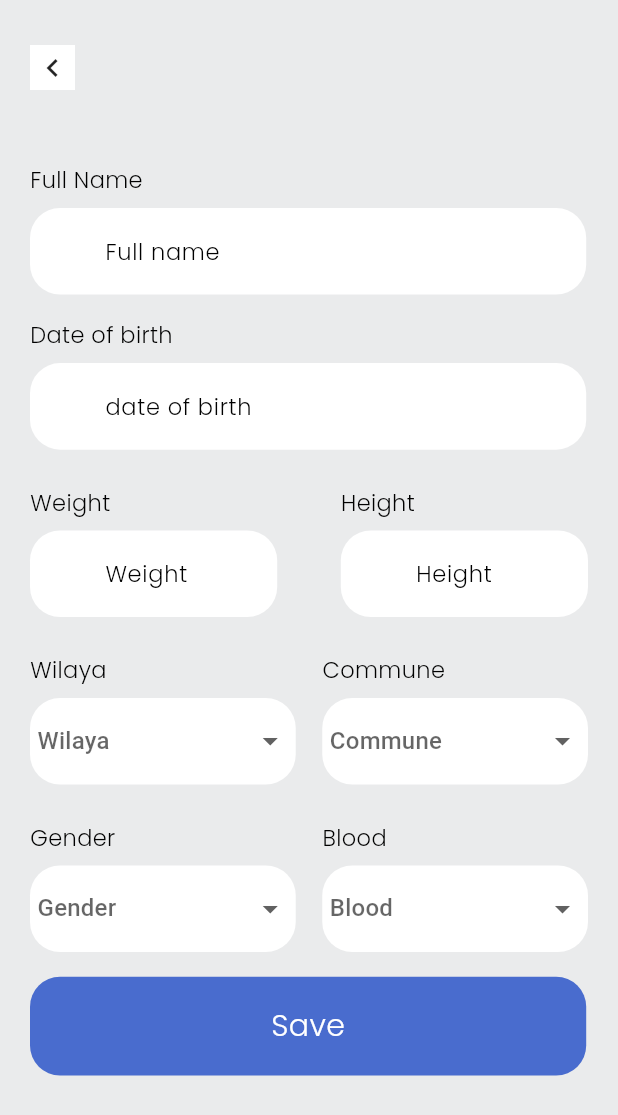
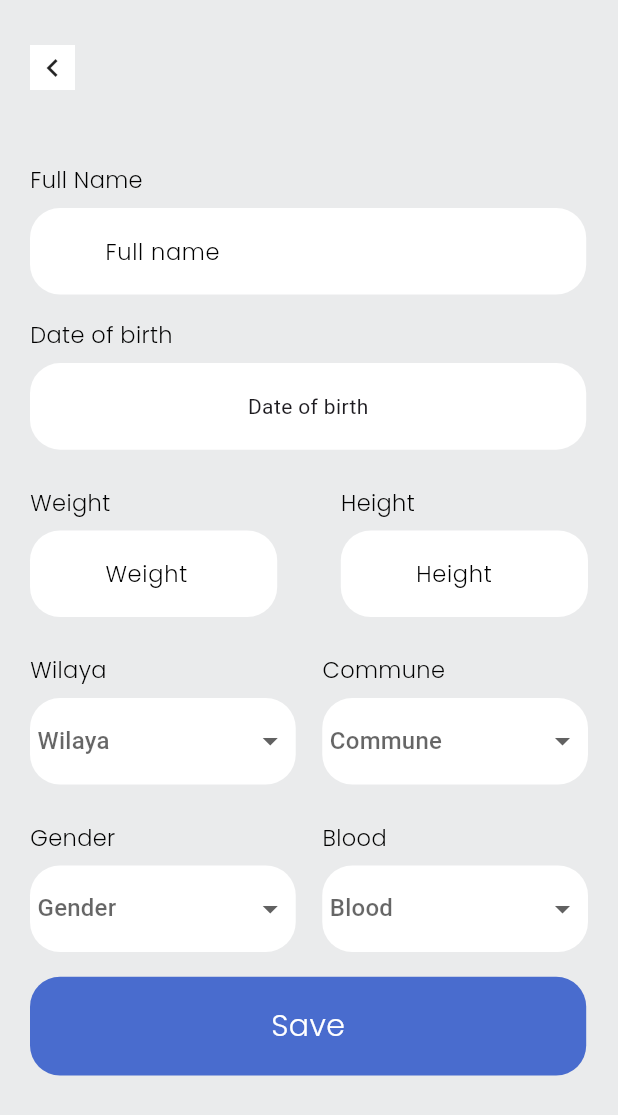
Before and after one commit to diaazg/ser2, a Flutter app: the InfoPage screen opened directly with empty values, on a phone screen of 412 x 824 dp. Shown: the top 1115 px of the screen. Run offline on Flutter 3.47's test engine with Material 3 defaults, Android fonts, the phone set to English and light mode, and no system bars; our stand-ins replace cloud_firestore, dartz, firebase_auth, firebase_core, firebase_storage, flutter_bloc and 7 more; accounts and stored records are empty.

Commit message:
new date

```diff
--- a/lib/features/auth/data/models/user_model.dart
+++ b/lib/features/auth/data/models/user_model.dart
@@ -1,3 +1,5 @@
+import 'package:cloud_firestore/cloud_firestore.dart';
+
 abstract class UserModel {
   final String? email;
   final String? password;
@@ -24,7 +26,7 @@ class UserModelLog extends UserModel {
 class UserModelInfo extends UserModel {
   final String userName;
   final String fullName;
-  final String dateOfBirth;
+  final DateTime dateOfBirth;
   final double weight;
   final double height;
   final String city;
@@ -35,9 +37,9 @@ class UserModelInfo extends UserModel {
   late String? img;
 
   UserModelInfo(
-      {
-        required this.gender, required this.blood,
-        required this.fullName,
+      {required this.gender,
+      required this.blood,
+      required this.fullName,
       required this.dateOfBirth,
       required this.weight,
       required this.height,
@@ -50,21 +52,23 @@ class UserModelInfo extends UserModel {
       this.img});
 
   factory UserModelInfo.fromJson(Map<String, dynamic> json) => UserModelInfo(
-      img:json['img'],
+      img: json['img'],
       uid: json['uid'] as String,
       email: json['email'] as String,
       password: json['password'] as String,
       fullName: json['fullName'] as String,
-      dateOfBirth: json['dateOfBirth'] as String,
+      dateOfBirth:  (json['dateOfBirth'] as Timestamp).toDate(),
       weight: json['weight'] as double,
       height: json['height'] as double,
       city: json['wilaya'] as String,
       town: json['commune'] as String,
-      userName: json['userName'] as String, gender: json['gender'] as String, blood: json['blood'] as String);
+      userName: json['userName'] as String,
+      gender: json['gender'] as String,
+      blood: json['blood'] as String);
 
   Map<String, dynamic> toJson() => {
-        'img':'',
-        'uid':uid,
+        'img': '',
+        'uid': uid,
         'email': email,
         'password': password,
         'userName': userName,
@@ -72,10 +76,10 @@ class UserModelInfo extends UserModel {
         'dateOfBirth': dateOfBirth,
         'weight': weight,
         'height': height,
-        'commune':town,
-        'wilaya':city,
-        'blood':blood,
-        'gender':gender
+        'commune': town,
+        'wilaya': city,
+        'blood': blood,
+        'gender': gender
       };
 
   List<Object?> get props => [
@@ -87,7 +91,6 @@ class UserModelInfo extends UserModel {
         dateOfBirth,
         weight,
         height,
-
         town
       ];
 }
--- a/lib/features/auth/data/repos/auth_repo_imp.dart
+++ b/lib/features/auth/data/repos/auth_repo_imp.dart
@@ -51,6 +51,7 @@ class AuthRepoImp extends AuthRepo {
       DocumentReference documentReference =
           storeInstance.collection('users').doc(uid);
       userModelReg.uid = uid;
+
       await documentReference.set(userModelReg.toJson());
       return right(userModelReg);
     } on FirebaseAuthException catch (e) {
--- a/lib/features/auth/presentation/views/add_info.dart
+++ b/lib/features/auth/presentation/views/add_info.dart
@@ -1,4 +1,5 @@
 import 'package:flutter/material.dart';
+import 'package:flutter/widgets.dart';
 import 'package:flutter_bloc/flutter_bloc.dart';
 import 'package:ser2/core/utiles/constants.dart';
 import 'package:ser2/features/auth/data/models/user_model.dart';
@@ -97,13 +98,21 @@ class _InfoPageState extends State<InfoPage> {
                                 height: size.height * 0.02,
                               ),
                               TitleWidget(size: size, title: 'Date of birth'),
-                              InfoBox(
-                                  size: size,
-                                  bloc: dateBox,
-                                  errMessage: 'Enter your date of birth',
-                                  hintText: 'date of birth',
-                                  height: 0.07,
-                                  width: 0.9),
+                              GestureDetector(
+                                onTap: () {
+                                  showDatePicker(
+                                      context: context,
+                                      firstDate:DateTime(1920),
+                                      lastDate: DateTime.now()).then((value) {
+                                            dateBox.setDateOfBirth(value!);
+                                          });
+                                },
+                                child: DateBox(
+                                    size: size,
+                                    bloc: dateBox,
+                                    height: 0.07,
+                                    width: 0.9),
+                              ),
                               SizedBox(
                                 height: size.height * 0.03,
                               ),
@@ -244,10 +253,10 @@ class _InfoPageState extends State<InfoPage> {
                         widget.townBox.validateCommune();
                         Future.delayed(const Duration(milliseconds: 200),
                             () async {
-                          if (_formkey.currentState!.validate()) {
+                          if (_formkey.currentState!.validate() && dateBox.validateDate()) {
                             UserModelInfo userModel = UserModelInfo(
                                 fullName: fullNameBox.input!,
-                                dateOfBirth: dateBox.input!,
+                                dateOfBirth: dateBox.dateOfBirth!,
                                 weight: double.parse(poidBox.input!),
                                 height: double.parse(longBox.input!),
                                 city: widget.townBox.city!,
--- a/lib/features/auth/presentation/widget/info_boxes.dart
+++ b/lib/features/auth/presentation/widget/info_boxes.dart
@@ -135,5 +135,38 @@ class DropFillBox extends StatelessWidget {
   }
 }
 
+class DateBox extends StatelessWidget {
+  const DateBox(
+      {super.key,
+      required this.size,
+      required this.bloc,
+      required this.height,
+      required this.width});
+  final Size size;
+  final BoxBloc bloc;
+  final double height;
+  final double width;
+
+  @override
+  Widget build(BuildContext context) {
+    return BlocBuilder<BoxBloc, BoxState>(
+        bloc: bloc,
+        builder: (context, state) {
+          return Container(
+            height: size.height * height,
+            width: size.width * width,
+            decoration: BoxDecoration(
+                color: Colors.white, borderRadius: BorderRadius.circular(20)),
+            child: Padding(
+              padding: const EdgeInsets.symmetric(horizontal: 50),
+              child: Center(
+                child: bloc.dateOfBirth == null ? const Text('Date of birth'):Text(bloc.dateOfBirth.toString())
+              )
+
+            ),
+          );
+        });
+  }
+}
 
 enum ListTypes  {wilaya,commune,gender,blood}
--- a/lib/features/profile/data/repo/user_data/user_repo_imp.dart
+++ b/lib/features/profile/data/repo/user_data/user_repo_imp.dart
@@ -19,6 +19,7 @@ class UserDataRepoImp extends UserDataRepo{
       if (documentSnapshot.exists) {
         dynamic json = documentSnapshot.data()!;
         UserModelInfo userModel = UserModelInfo.fromJson(json);
+
         return right(userModel);
       } else {
         return left(
--- a/lib/features/profile/presentation/views/malad_profile.dart
+++ b/lib/features/profile/presentation/views/malad_profile.dart
@@ -140,7 +140,7 @@ class _MaladProfileState extends State<MaladProfile> {
                           InfoContainer(
                               size: size,
                               title: 'Birth day',
-                              content: state.userModelInfo.dateOfBirth,
+                              content: state.userModelInfo.dateOfBirth.toString(),
                               height: 0.07,
                               width: 0.9),
                           SizedBox(
```
Also changed, not shown: lib/features/auth/presentation/logic/box_bloc.dart (+14 -2 lines).
